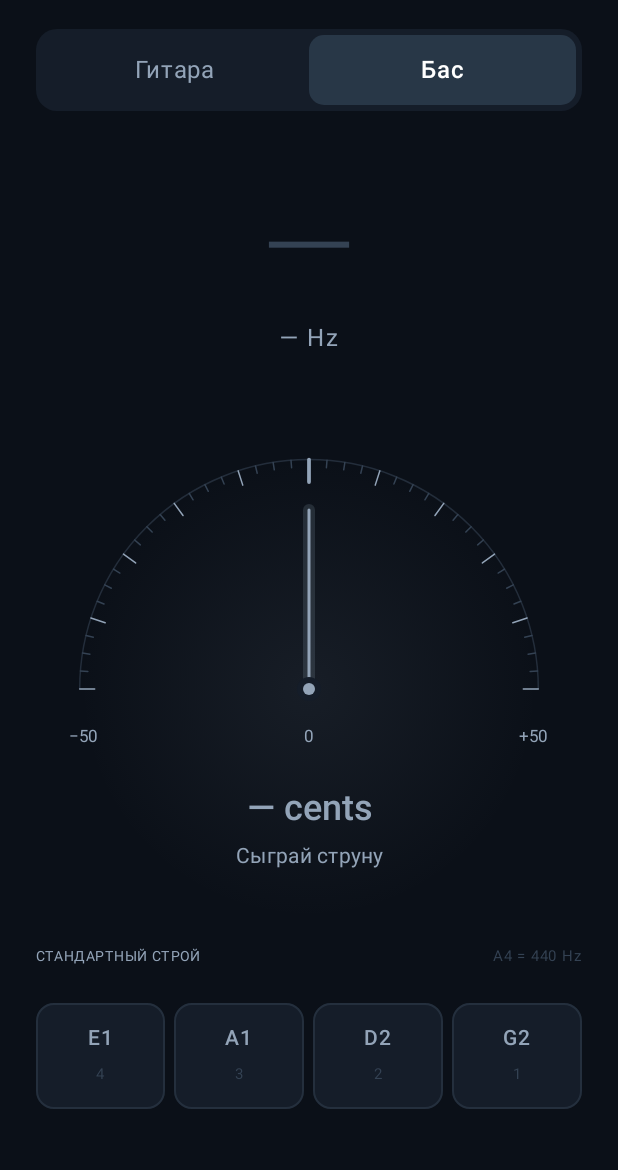
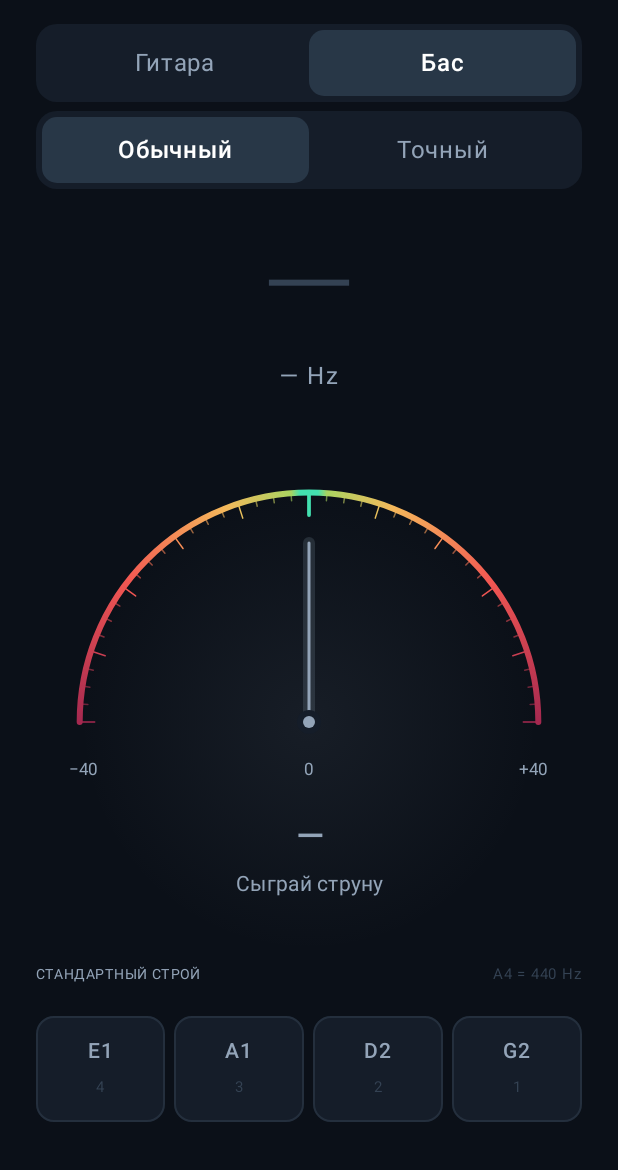
Before and after one commit to GaLcHaNsKi/SimpleTuner, an Android app built with Jetpack Compose: the screen it shows after launch (MainActivity), after a tap on "Бас", on a phone screen of 412 x 824 dp, the part 66-1236 px from its top. Run offline under Robolectric (Android 15) with nearby library versions, the phone set to English and light mode, and no system bars; 1 statement that could not run was skipped.

Commit message:
feat: Update to version 0.2.0 with precision tuning and UI enhancements

```diff
--- a/app/build.gradle.kts
+++ b/app/build.gradle.kts
@@ -11,8 +11,8 @@ android {
         applicationId = "dev.simpletuner"
         minSdk = 26
         targetSdk = 37
-        versionCode = 1
-        versionName = "0.1.0"
+        versionCode = 2
+        versionName = "0.2.0"
     }
 
     buildFeatures { compose = true }
--- a/app/src/main/kotlin/dev/simpletuner/MainActivity.kt
+++ b/app/src/main/kotlin/dev/simpletuner/MainActivity.kt
@@ -34,7 +34,8 @@ class MainActivity : ComponentActivity() {
         setContent {
             val state by model.state.collectAsStateWithLifecycle()
             TunerTheme {
-                TunerScreen(state, model::selectMode, ::requestMicrophone, ::openSettings, model::start)
+                TunerScreen(state, model::selectMode, model::selectPrecision, ::requestMicrophone,
+                    ::openSettings, model::start)
             }
         }
     }
--- a/app/src/main/kotlin/dev/simpletuner/audio/AudioCapture.kt
+++ b/app/src/main/kotlin/dev/simpletuner/audio/AudioCapture.kt
@@ -12,6 +12,7 @@ import android.media.audiofx.NoiseSuppressor
 import android.os.Build
 import android.os.SystemClock
 import dev.simpletuner.domain.InstrumentMode
+import dev.simpletuner.domain.TuningPrecision
 import dev.simpletuner.dsp.PitchTracker
 import dev.simpletuner.dsp.TrackedPitch
 import dev.simpletuner.dsp.YinPitchDetector
@@ -21,7 +22,7 @@ import kotlinx.coroutines.isActive
 class AudioCapture(private val context: Context) {
     /** Called from an IO dispatcher after RECORD_AUDIO has been granted. */
     @SuppressLint("MissingPermission")
-    suspend fun run(mode: () -> InstrumentMode, onUpdate: (InstrumentMode, TrackedPitch) -> Unit) {
+    suspend fun run(mode: InstrumentMode, precision: TuningPrecision, onUpdate: (TrackedPitch) -> Unit) {
         val manager = context.getSystemService(AudioManager::class.java)
         val unprocessed = manager.getProperty(AudioManager.PROPERTY_SUPPORT_AUDIO_SOURCE_UNPROCESSED) == "true"
         val sources = if (unprocessed) listOf(MediaRecorder.AudioSource.UNPROCESSED, MediaRecorder.AudioSource.MIC)
@@ -30,7 +31,7 @@ class AudioCapture(private val context: Context) {
         for (source in sources) for (rate in listOf(48000, 44100)) {
             if (!currentCoroutineContext().isActive) return
             try {
-                capture(source, rate, mode, onUpdate)
+                capture(source, rate, mode, precision, onUpdate)
                 return
             } catch (error: SecurityException) {
                 throw error
@@ -42,8 +43,8 @@ class AudioCapture(private val context: Context) {
     }
 
     @SuppressLint("MissingPermission")
-    private suspend fun capture(source: Int, rate: Int, mode: () -> InstrumentMode,
-                                onUpdate: (InstrumentMode, TrackedPitch) -> Unit) {
+    private suspend fun capture(source: Int, rate: Int, mode: InstrumentMode,
+                                precision: TuningPrecision, onUpdate: (TrackedPitch) -> Unit) {
         val minBuffer = AudioRecord.getMinBufferSize(rate, AudioFormat.CHANNEL_IN_MONO, AudioFormat.ENCODING_PCM_16BIT)
         check(minBuffer > 0) { "Unsupported sample rate" }
         val recorder = AudioRecord(source, rate, AudioFormat.CHANNEL_IN_MONO,
@@ -60,12 +61,11 @@ class AudioCapture(private val context: Context) {
             recorder.startRecording()
             check(recorder.recordingState == AudioRecord.RECORDSTATE_RECORDING) { "Cannot start microphone" }
             val detector = YinPitchDetector(rate)
-            val tracker = PitchTracker()
+            val tracker = PitchTracker(precision)
             val window = ShortArray(8192)
             val block = ShortArray(2048)
             var filled = 0
-            var previousMode = mode()
-            onUpdate(previousMode, TrackedPitch.Listening)
+            onUpdate(TrackedPitch.Listening)
             while (currentCoroutineContext().isActive) {
                 val read = recorder.read(block, 0, block.size, AudioRecord.READ_BLOCKING)
                 check(read > 0) { "AudioRecord read failed: $read" }
@@ -79,12 +79,7 @@ class AudioCapture(private val context: Context) {
                     filled += count
                     offset += count
                     if (filled == window.size) {
-                        val selectedMode = mode()
-                        if (selectedMode != previousMode) {
-                            tracker.reset()
-                            previousMode = selectedMode
-                        }
-                        onUpdate(selectedMode, tracker.update(detector.detect(window), selectedMode, SystemClock.elapsedRealtime()))
+                        onUpdate(tracker.update(detector.detect(window), mode, SystemClock.elapsedRealtime()))
                         window.copyInto(window, 0, block.size, window.size)
                         filled -= block.size
                     }
--- a/app/src/main/kotlin/dev/simpletuner/ui/TunerScreen.kt
+++ b/app/src/main/kotlin/dev/simpletuner/ui/TunerScreen.kt
@@ -1,7 +1,6 @@
 package dev.simpletuner.ui
 
 import androidx.compose.animation.AnimatedContent
-import androidx.compose.animation.animateColorAsState
 import androidx.compose.animation.core.animateFloatAsState
 import androidx.compose.animation.core.spring
 import androidx.compose.foundation.Canvas
@@ -31,6 +30,7 @@ import androidx.compose.material3.Surface
 import androidx.compose.material3.Text
 import androidx.compose.runtime.Composable
 import androidx.compose.runtime.getValue
+import androidx.compose.runtime.remember
 import androidx.compose.ui.Alignment
 import androidx.compose.ui.Modifier
 import androidx.compose.ui.geometry.Offset
@@ -39,6 +39,7 @@ import androidx.compose.ui.graphics.Brush
 import androidx.compose.ui.graphics.Color
 import androidx.compose.ui.graphics.StrokeCap
 import androidx.compose.ui.graphics.drawscope.Stroke
+import androidx.compose.ui.graphics.lerp
 import androidx.compose.ui.res.stringResource
 import androidx.compose.ui.semantics.contentDescription
 import androidx.compose.ui.semantics.semantics
@@ -49,6 +50,7 @@ import androidx.compose.ui.unit.dp
 import androidx.compose.ui.unit.sp
 import dev.simpletuner.R
 import dev.simpletuner.domain.InstrumentMode
+import dev.simpletuner.domain.TuningPrecision
 import dev.simpletuner.viewmodel.TunerStatus
 import dev.simpletuner.viewmodel.TunerUiState
 import kotlin.math.PI
@@ -59,19 +61,50 @@ import kotlin.math.sin
 
 private val Mint = Color(0xFF43E0B0)
 private val Amber = Color(0xFFF5B85B)
+private val YellowGreen = Color(0xFFAAD461)
+private val Red = Color(0xFFF25752)
+private val Burgundy = Color(0xFFA62950)
 private val Muted = Color(0xFF93A4B8)
 private val Line = Color(0xFF344253)
 
+private fun TuningPrecision.gaugeColors(): List<Pair<Float, Color>> {
+    val greenCents = if (this == TuningPrecision.STANDARD) 10f else tunedCents.toFloat()
+    return listOf(
+        0f to Mint,
+        greenCents / scaleCents to Mint,
+        (if (this == TuningPrecision.STANDARD) tunedCents / scaleCents else 0.16).toFloat() to YellowGreen,
+        0.24f to Amber,
+        0.58f to Red,
+        1f to Burgundy,
+    )
+}
+
+private fun gaugeColor(colors: List<Pair<Float, Color>>, distance: Float): Color {
+    val index = colors.indexOfFirst { it.first >= distance }.coerceAtLeast(1)
+    val (start, from) = colors[index - 1]
+    val (end, to) = colors[index]
+    return lerp(from, to, ((distance - start) / (end - start)).coerceIn(0f, 1f))
+}
+
 @Composable
 fun TunerScreen(state: TunerUiState, onMode: (InstrumentMode) -> Unit,
+                onPrecision: (TuningPrecision) -> Unit,
                 onPermission: () -> Unit, onSettings: () -> Unit, onRetry: () -> Unit) {
     val tracking = (state.status as? TunerStatus.Tracking)?.pitch
     val isActive = state.status is TunerStatus.Listening || state.status is TunerStatus.Uncertain || tracking != null
     val isTuned = tracking?.stable == true
-    val accent by animateColorAsState(if (isTuned) Mint else if (tracking != null) Amber else Muted, label = "accent")
+    val precision = state.precision
+    val standard = precision == TuningPrecision.STANDARD
     val cents = tracking?.match?.cents ?: 0.0
-    val needle by animateFloatAsState(cents.toFloat().coerceIn(-50f, 50f),
-        animationSpec = spring(dampingRatio = 0.85f, stiffness = 180f), label = "needle")
+    val steps = cents / precision.centsPerStep
+    val rounded = if (steps < 0) -abs(steps).roundToInt() else steps.roundToInt()
+    val limit = precision.scaleCents / precision.centsPerStep
+    val target = (steps / limit).toFloat()
+    val needle by animateFloatAsState(target.coerceIn(-1f, 1f),
+        animationSpec = spring(dampingRatio = if (standard) 1f else 0.85f,
+            stiffness = if (standard) 100f else 180f), label = "needle")
+    val colors = remember(precision) { precision.gaugeColors() }
+    val accent = if (tracking == null) Muted else gaugeColor(colors, abs(needle).coerceIn(0f, 1f))
 
     Surface(color = MaterialTheme.colorScheme.background, modifier = Modifier.fillMaxSize()) {
         BoxWithConstraints(Modifier.fillMaxSize().safeDrawingPadding()) {
@@ -81,7 +114,7 @@ fun TunerScreen(state: TunerUiState, onMode: (InstrumentMode) -> Unit,
                 modifier = Modifier.fillMaxSize().verticalScroll(rememberScrollState())
                     .padding(horizontal = 24.dp, vertical = if (compact) 12.dp else 20.dp),
                 horizontalAlignment = Alignment.CenterHorizontally,
-                verticalArrangement = Arrangement.spacedBy(if (compact) 12.dp else 19.dp),
+                verticalArrangement = Arrangement.spacedBy(if (compact) 10.dp else 16.dp),
             ) {
                 Row(Modifier.fillMaxWidth(), horizontalArrangement = Arrangement.SpaceBetween,
                     verticalAlignment = Alignment.CenterVertically) {
@@ -94,8 +127,14 @@ fun TunerScreen(state: TunerUiState, onMode: (InstrumentMode) -> Unit,
                             color = Muted, fontSize = 9.sp, letterSpacing = 0.6.sp)
                     }
                 }
-                ModeSelector(state.mode, onMode)
-                Spacer(Modifier.height(if (compact) 0.dp else 4.dp))
+                Column(verticalArrangement = Arrangement.spacedBy(6.dp)) {
+                    ModeSelector(InstrumentMode.entries, state.mode, onMode) {
+                        stringResource(if (it == InstrumentMode.GUITAR) R.string.guitar else R.string.bass)
+                    }
+                    ModeSelector(TuningPrecision.entries, precision, onPrecision) {
+                        stringResource(if (it == TuningPrecision.STANDARD) R.string.standard_mode else R.string.precise_mode)
+                    }
+                }
                 Column(horizontalAlignment = Alignment.CenterHorizontally) {
                     AnimatedContent(targetState = tracking?.match?.string, label = "note") { string ->
                         Row(verticalAlignment = Alignment.Top) {
@@ -110,21 +149,27 @@ fun TunerScreen(state: TunerUiState, onMode: (InstrumentMode) -> Unit,
                         color = Muted, style = MaterialTheme.typography.bodyLarge, letterSpacing = 1.sp)
                 }
                 Column(Modifier.fillMaxWidth(), horizontalAlignment = Alignment.CenterHorizontally) {
-                    val description = stringResource(R.string.scale_accessibility)
-                    Gauge(needle, accent, Modifier.fillMaxWidth().height(gaugeHeight)
+                    val description = stringResource(
+                        if (standard) R.string.standard_scale_accessibility else R.string.scale_accessibility,
+                    )
+                    Gauge(needle, accent, colors, Modifier.fillMaxWidth().height(gaugeHeight)
                         .semantics { contentDescription = description })
                     Row(Modifier.fillMaxWidth().padding(horizontal = 22.dp),
                         horizontalArrangement = Arrangement.SpaceBetween) {
-                        Text("−50", color = Muted, fontSize = 11.sp)
+                        Text("−$limit", color = Muted, fontSize = 11.sp)
                         Text("0", color = if (isTuned) Mint else Muted, fontSize = 11.sp)
-                        Text("+50", color = Muted, fontSize = 11.sp)
+                        Text("+$limit", color = Muted, fontSize = 11.sp)
                     }
                 }
                 Column(horizontalAlignment = Alignment.CenterHorizontally,
                     verticalArrangement = Arrangement.spacedBy(6.dp)) {
-                    val rounded = cents.roundToInt()
-                    Text(if (tracking == null) "— cents" else if (rounded == 0) stringResource(R.string.zero_cents)
-                        else stringResource(R.string.cents_format, rounded),
+                    val measurement = when {
+                        tracking == null -> stringResource(R.string.no_note)
+                        standard -> if (rounded > 0) "+$rounded" else rounded.toString()
+                        rounded == 0 -> stringResource(R.string.zero_cents)
+                        else -> stringResource(R.string.cents_format, rounded)
+                    }
+                    Text(measurement,
                         color = accent, style = MaterialTheme.typography.headlineSmall, fontWeight = FontWeight.Medium)
                     val statusText = when (val status = state.status) {
                         is TunerStatus.PermissionRequired -> if (status.permanentlyDenied) R.string.permission_settings else R.string.permission
@@ -134,7 +179,7 @@ fun TunerScreen(state: TunerUiState, onMode: (InstrumentMode) -> Unit,
                         TunerStatus.AudioUnavailable -> R.string.audio_error
                         is TunerStatus.Tracking -> when {
                             status.pitch.stable -> R.string.tuned
-                            abs(status.pitch.match.cents) <= 3 -> R.string.stabilizing
+                            abs(status.pitch.match.cents) <= precision.tunedCents -> R.string.stabilizing
                             status.pitch.match.cents < 0 -> R.string.tighten
                             else -> R.string.loosen
                         }
@@ -175,14 +220,14 @@ fun TunerScreen(state: TunerUiState, onMode: (InstrumentMode) -> Unit,
 }
 
 @Composable
-private fun ModeSelector(mode: InstrumentMode, onMode: (InstrumentMode) -> Unit) {
+private fun <T> ModeSelector(items: List<T>, current: T, onSelect: (T) -> Unit, label: @Composable (T) -> String) {
     Row(Modifier.fillMaxWidth().background(Color(0xFF151D29), RoundedCornerShape(14.dp)).padding(4.dp)) {
-        for (item in InstrumentMode.entries) {
-            val selected = item == mode
+        for (item in items) {
+            val selected = item == current
             Box(Modifier.weight(1f).background(if (selected) Color(0xFF283747) else Color.Transparent, RoundedCornerShape(10.dp))
-                .clickable { onMode(item) }.semantics { this.selected = selected }.padding(vertical = 11.dp),
+                .clickable { onSelect(item) }.semantics { this.selected = selected }.padding(vertical = 10.dp),
                 contentAlignment = Alignment.Center) {
-                Text(stringResource(if (item == InstrumentMode.GUITAR) R.string.guitar else R.string.bass),
+                Text(label(item),
                     color = if (selected) Color.White else Muted, fontWeight = if (selected) FontWeight.SemiBold else FontWeight.Normal)
             }
         }
@@ -190,27 +235,29 @@ private fun ModeSelector(mode: InstrumentMode, onMode: (InstrumentMode) -> Unit)
 }
 
 @Composable
-private fun Gauge(cents: Float, accent: Color, modifier: Modifier = Modifier) {
+private fun Gauge(position: Float, accent: Color, colors: List<Pair<Float, Color>>, modifier: Modifier = Modifier) {
     Canvas(modifier) {
         val radius = minOf(size.width * 0.42f, size.height * 0.83f)
         val center = Offset(size.width / 2, size.height * 0.91f)
         drawCircle(brush = Brush.radialGradient(listOf(accent.copy(alpha = 0.09f), Color.Transparent), center, radius),
             radius = radius, center = center)
-        drawArc(Line.copy(alpha = 0.6f), 180f, 180f, false,
+        val arcColors = colors.asReversed().map { (distance, color) -> (0.75f - distance / 4f) to color } +
+            colors.drop(1).map { (distance, color) -> (0.75f + distance / 4f) to color }
+        drawArc(Brush.sweepGradient(*arcColors.toTypedArray(), center = center), 180f, 180f, false,
             topLeft = Offset(center.x - radius, center.y - radius), size = Size(radius * 2, radius * 2),
-            style = Stroke(width = 1.dp.toPx()))
+            style = Stroke(width = 4.dp.toPx(), cap = StrokeCap.Round))
         for (tick in 0..40) {
             val angle = (180.0 + tick * 4.5) * PI / 180.0
             val major = tick % 4 == 0
             val length = if (tick == 20) 15.dp.toPx() else if (major) 10.dp.toPx() else 5.dp.toPx()
             val outer = radius
             val inner = radius - length
-            val color = if (tick == 20) accent else if (major) Muted else Line
+            val color = gaugeColor(colors, abs(tick - 20) / 20f).copy(alpha = if (major) 1f else 0.6f)
             drawLine(color, Offset(center.x + cos(angle).toFloat() * inner, center.y + sin(angle).toFloat() * inner),
                 Offset(center.x + cos(angle).toFloat() * outer, center.y + sin(angle).toFloat() * outer),
                 strokeWidth = if (tick == 20) 2.5.dp.toPx() else 1.dp.toPx(), cap = StrokeCap.Round)
         }
-        val angle = (270.0 + cents * 1.8) * PI / 180.0
+        val angle = (270.0 + position.coerceIn(-1f, 1f) * 90.0) * PI / 180.0
         val end = Offset(center.x + cos(angle).toFloat() * radius * 0.78f,
             center.y + sin(angle).toFloat() * radius * 0.78f)
         drawLine(accent.copy(alpha = 0.18f), center, end, strokeWidth = 8.dp.toPx(), cap = StrokeCap.Round)
--- a/app/src/main/kotlin/dev/simpletuner/viewmodel/TunerViewModel.kt
+++ b/app/src/main/kotlin/dev/simpletuner/viewmodel/TunerViewModel.kt
@@ -6,6 +6,7 @@ import androidx.lifecycle.AndroidViewModel
 import androidx.lifecycle.viewModelScope
 import dev.simpletuner.audio.AudioCapture
 import dev.simpletuner.domain.InstrumentMode
+import dev.simpletuner.domain.TuningPrecision
 import dev.simpletuner.dsp.TrackedPitch
 import kotlinx.coroutines.CancellationException
 import kotlinx.coroutines.Dispatchers
@@ -28,14 +29,18 @@ sealed interface TunerStatus {
     data object AudioUnavailable : TunerStatus
 }
 
-data class TunerUiState(val mode: InstrumentMode, val status: TunerStatus)
+data class TunerUiState(val mode: InstrumentMode, val precision: TuningPrecision, val status: TunerStatus)
 
 class TunerViewModel(application: Application) : AndroidViewModel(application) {
     private val preferences = application.getSharedPreferences("tuner", 0)
     private val initialMode = runCatching {
         InstrumentMode.valueOf(preferences.getString("mode", "GUITAR") ?: "GUITAR")
     }.getOrDefault(InstrumentMode.GUITAR)
-    private val mutableState = MutableStateFlow(TunerUiState(initialMode, TunerStatus.PermissionRequired(false)))
+    private val initialPrecision = if (preferences.getBoolean("precise", false)) TuningPrecision.PRECISE
+        else TuningPrecision.STANDARD
+    private val mutableState = MutableStateFlow(
+        TunerUiState(initialMode, initialPrecision, TunerStatus.PermissionRequired(false)),
+    )
     val state: StateFlow<TunerUiState> = mutableState.asStateFlow()
     private val capture = AudioCapture(application)
     private val captureMutex = Mutex()
@@ -43,11 +48,22 @@ class TunerViewModel(application: Application) : AndroidViewModel(application) {
     @Volatile private var generation = 0
 
     fun selectMode(mode: InstrumentMode) {
-        if (state.value.mode == mode) return
+        select(mode, state.value.precision)
+    }
+
+    fun selectPrecision(precision: TuningPrecision) {
+        select(state.value.mode, precision)
+    }
+
+    private fun select(mode: InstrumentMode, precision: TuningPrecision) {
+        if (state.value.mode == mode && state.value.precision == precision) return
         val wasCapturing = captureJob?.isActive == true
         if (wasCapturing) stop()
-        preferences.edit { putString("mode", mode.name) }
-        mutableState.update { it.copy(mode = mode, status = when (it.status) {
+        preferences.edit {
+            putString("mode", mode.name)
+            putBoolean("precise", precision == TuningPrecision.PRECISE)
+        }
+        mutableState.update { it.copy(mode = mode, precision = precision, status = when (it.status) {
             is TunerStatus.Tracking, TunerStatus.Uncertain -> TunerStatus.Listening
             else -> it.status
         }) }
@@ -62,14 +78,15 @@ class TunerViewModel(application: Application) : AndroidViewModel(application) {
     fun start() {
         if (captureJob?.isActive == true) return
         val thisGeneration = ++generation
+        val settings = state.value
         mutableState.update { it.copy(status = TunerStatus.Starting) }
         captureJob = viewModelScope.launch {
             try {
                 captureMutex.withLock {
                     withContext(Dispatchers.IO) {
-                        capture.run(mode = { state.value.mode }) { capturedMode, pitch ->
+                        capture.run(settings.mode, settings.precision) { pitch ->
                             mutableState.update { old ->
-                                if (thisGeneration != generation || old.mode != capturedMode) old else old.copy(status = when (pitch) {
+                                if (thisGeneration != generation) old else old.copy(status = when (pitch) {
                                     TrackedPitch.Listening -> TunerStatus.Listening
                                     TrackedPitch.Uncertain -> TunerStatus.Uncertain
                                     is TrackedPitch.Tracking -> TunerStatus.Tracking(pitch)
--- a/app/src/main/res/values/strings.xml
+++ b/app/src/main/res/values/strings.xml
@@ -2,6 +2,8 @@
     <string name="app_name">TUNER</string>
     <string name="guitar">Гитара</string>
     <string name="bass">Бас</string>
+    <string name="standard_mode">Обычный</string>
+    <string name="precise_mode">Точный</string>
     <string name="mic_active">МИКРОФОН АКТИВЕН</string>
     <string name="mic_inactive">МИКРОФОН ВЫКЛЮЧЕН</string>
     <string name="play_string">Сыграй струну</string>
@@ -25,4 +27,5 @@
     <string name="selected_string">Струна %1$d, %2$s%3$d</string>
     <string name="no_note">—</string>
     <string name="scale_accessibility">Шкала отклонения от минус 50 до плюс 50 центов</string>
+    <string name="standard_scale_accessibility">Шкала от минус 40 до плюс 40, один шаг равен 10 центам</string>
 </resources>
--- /dev/null
+++ b/core/src/main/kotlin/dev/simpletuner/domain/TuningPrecision.kt
@@ -0,0 +1,13 @@
+package dev.simpletuner.domain
+
+enum class TuningPrecision(
+    val maxMatchCents: Double,
+    val tunedCents: Double,
+    val centsPerStep: Int,
+    val scaleCents: Int,
+    internal val medianSize: Int,
+    internal val switchMarginCents: Double,
+) {
+    STANDARD(400.0, 20.0, 10, 400, 5, 0.0),
+    PRECISE(150.0, 3.0, 1, 50, 3, 20.0),
+}
--- a/core/src/main/kotlin/dev/simpletuner/dsp/PitchTracker.kt
+++ b/core/src/main/kotlin/dev/simpletuner/dsp/PitchTracker.kt
@@ -2,6 +2,7 @@ package dev.simpletuner.dsp
 
 import dev.simpletuner.domain.InstrumentMode
 import dev.simpletuner.domain.StringMatch
+import dev.simpletuner.domain.TuningPrecision
 import dev.simpletuner.domain.centsBetween
 import dev.simpletuner.domain.nearestString
 import kotlin.math.abs
@@ -13,7 +14,7 @@ sealed interface TrackedPitch {
 }
 
 /** Debounces candidate changes independently of the UI animation. */
-class PitchTracker {
+class PitchTracker(private val precision: TuningPrecision = TuningPrecision.PRECISE) {
     private var current: StringMatch? = null
     private var pendingNumber: Int? = null
     private var pendingCount = 0
@@ -39,7 +40,7 @@ class PitchTracker {
             return if (result is PitchResult.Silence) TrackedPitch.Listening else TrackedPitch.Uncertain
         }
         val candidate = nearestString(result.frequencyHz, mode)
-        if (candidate == null || abs(candidate.cents) > 150) {
+        if (candidate == null || abs(candidate.cents) > precision.maxMatchCents) {
             pendingNumber = null
             pendingCount = 0
             validCount = 0
@@ -50,7 +51,9 @@ class PitchTracker {
         val previous = current
         if (previous == null || previous.string != candidate.string) {
             val oldDistance = previous?.let { abs(centsBetween(result.frequencyHz, it.string.frequencyHz)) }
-            if (previous != null && oldDistance != null && abs(candidate.cents) + 20 >= oldDistance) {
+            if (precision.switchMarginCents > 0 && oldDistance != null &&
+                abs(candidate.cents) + precision.switchMarginCents >= oldDistance
+            ) {
                 return TrackedPitch.Uncertain
             }
             if (pendingNumber == candidate.string.number) pendingCount++ else {
@@ -67,14 +70,15 @@ class PitchTracker {
             pendingNumber = null
             pendingCount = 0
         }
-        if (recent.size == 3) recent.removeFirst()
+        if (recent.size == precision.medianSize) recent.removeFirst()
         recent.addLast(result.frequencyHz)
         validCount++
         val median = recent.sorted()[recent.size / 2]
         val match = StringMatch(candidate.string, centsBetween(median, candidate.string.frequencyHz))
         current = match
         // Require the latest raw sample as well, so stale median cannot claim tuning.
-        val stable = validCount >= 3 && abs(match.cents) <= 3 && abs(candidate.cents) <= 3
+        val stable = validCount >= 3 && abs(match.cents) <= precision.tunedCents &&
+            abs(candidate.cents) <= precision.tunedCents
         return TrackedPitch.Tracking(median, match, stable)
     }
 }
```
Also changed, not shown: 2 other files.
